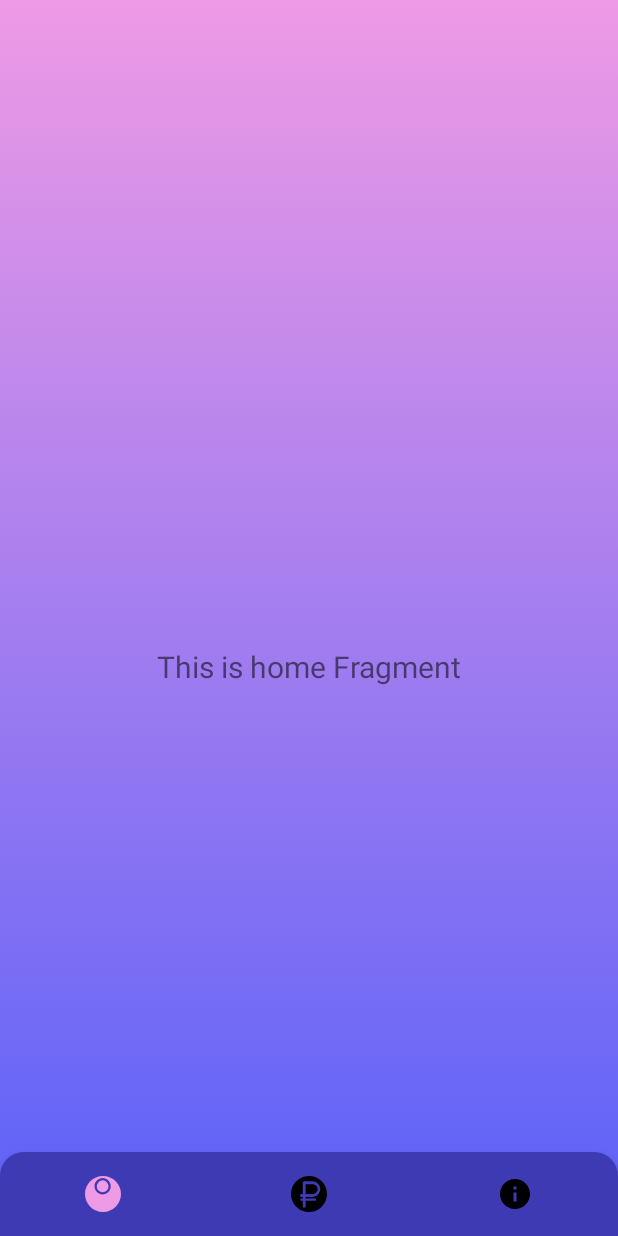
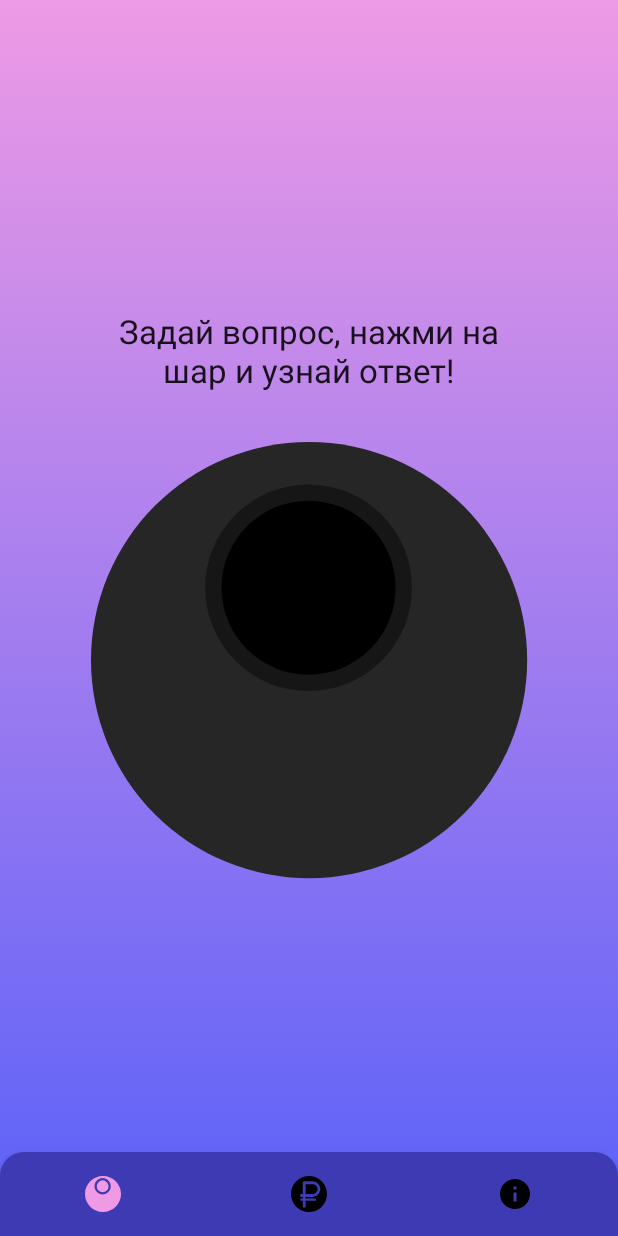
Before and after one commit to PapinGreshnikAda/arbiter_mobile, an Android app: the screen it shows after launch (MainActivity), on a phone screen of 412 x 824 dp. Run offline under Robolectric (Android 15) with nearby library versions, the phone set to English and light mode, and no system bars; our stand-ins replace navigation-ui.

Commit message:
Добавлена функциональность с шаром предсказаний

```diff
--- /dev/null
+++ b/app/src/main/java/com/example/arbiter/ui/point/PointAnimateState.kt
@@ -0,0 +1,11 @@
+package com.example.arbiter.ui.point
+
+sealed interface PointAnimateState
+
+object Initial : PointAnimateState {
+    const val text = "Задай вопрос, нажми на шар и узнай ответ!"
+}
+
+object Start : PointAnimateState
+object Middle : PointAnimateState
+class End(val text: String) : PointAnimateState
--- a/app/src/main/java/com/example/arbiter/ui/point/PointFragment.kt
+++ b/app/src/main/java/com/example/arbiter/ui/point/PointFragment.kt
@@ -4,35 +4,82 @@ import android.os.Bundle
 import android.view.LayoutInflater
 import android.view.View
 import android.view.ViewGroup
-import android.widget.TextView
+import android.view.animation.Animation
+import android.view.animation.AnimationUtils
 import androidx.fragment.app.Fragment
 import androidx.lifecycle.ViewModelProvider
+import com.example.arbiter.R
 import com.example.arbiter.databinding.FragmentPointBinding
+
 
 class PointFragment : Fragment() {
 
     private var _binding: FragmentPointBinding? = null
-
-    // This property is only valid between onCreateView and
-    // onDestroyView.
+    private var _pointViewModel: PointViewModel? = null
     private val binding get() = _binding!!
+    private val pointViewModel get() = _pointViewModel!!
 
     override fun onCreateView(
         inflater: LayoutInflater,
         container: ViewGroup?,
         savedInstanceState: Bundle?
     ): View {
-        val pointViewModel =
+        _pointViewModel =
             ViewModelProvider(this).get(PointViewModel::class.java)
-
         _binding = FragmentPointBinding.inflate(inflater, container, false)
         val root: View = binding.root
 
-        val textView: TextView = binding.textHome
-        pointViewModel.text.observe(viewLifecycleOwner) {
-            textView.text = it
+        binding.body.setOnClickListener { pointViewModel.onTap() }
+
+        pointViewModel.state.observe(viewLifecycleOwner) {
+            when (it) {
+                Initial -> initial(it as Initial)
+                Middle -> animationMiddle()
+                Start -> animationStart()
+                is End -> showAnswer(it)
+            }
         }
+
         return root
+    }
+
+    private fun initial(state: Initial) {
+        binding.pointCenter.visibility = View.INVISIBLE
+        binding.answerText.text = state.text
+    }
+
+    private fun animationStart() {
+        binding.answerText.text = ""
+        binding.pointCenter.visibility = View.INVISIBLE
+
+        val animation = AnimationUtils.loadAnimation(context, R.anim.point_shaking_animation)
+        animation.setAnimationListener(object : Animation.AnimationListener {
+            override fun onAnimationStart(arg0: Animation) {}
+            override fun onAnimationRepeat(arg0: Animation) {}
+            override fun onAnimationEnd(arg0: Animation) {
+                pointViewModel.onShakeEnd()
+            }
+        })
+
+        binding.pointImage.animation = animation
+    }
+
+    private fun animationMiddle() {
+        binding.pointCenter.visibility = View.VISIBLE
+        val animation = AnimationUtils.loadAnimation(context, R.anim.center_scale_animation)
+        animation.setAnimationListener(object : Animation.AnimationListener {
+            override fun onAnimationStart(arg0: Animation) {}
+            override fun onAnimationRepeat(arg0: Animation) {}
+            override fun onAnimationEnd(arg0: Animation) {
+                pointViewModel.onAnimationEnd()
+            }
+        })
+
+        binding.pointCenter.animation = animation
+    }
+
+    private fun showAnswer(state: End) {
+        binding.answerText.text = state.text
     }
 
     override fun onDestroyView() {
--- a/app/src/main/java/com/example/arbiter/ui/point/PointViewModel.kt
+++ b/app/src/main/java/com/example/arbiter/ui/point/PointViewModel.kt
@@ -3,11 +3,35 @@ package com.example.arbiter.ui.point
 import androidx.lifecycle.LiveData
 import androidx.lifecycle.MutableLiveData
 import androidx.lifecycle.ViewModel
+import kotlin.random.Random
 
 class PointViewModel : ViewModel() {
+    private val answers = listOf(
+        "Да",
+        "Определенно да",
+        "Есть сомнения",
+        "Спроси у мамы",
+        "Спроси снова",
+        "Нет",
+        "Точно нет"
+    )
 
-    private val _text = MutableLiveData<String>().apply {
-        value = "This is home Fragment"
+    private val _state = MutableLiveData<PointAnimateState>().apply {
+        value = Initial
     }
-    val text: LiveData<String> = _text
+
+    val state: LiveData<PointAnimateState> = _state
+
+    fun onTap() {
+        _state.value = Start
+    }
+
+    fun onShakeEnd() {
+        _state.value = Middle
+    }
+
+    fun onAnimationEnd() {
+        val randomIndex = Random.nextInt(answers.size)
+        _state.value = End(answers[randomIndex])
+    }
 }
--- /dev/null
+++ b/app/src/main/res/anim/center_scale_animation.xml
@@ -0,0 +1,19 @@
+<?xml version="1.0" encoding="utf-8"?>
+
+<set xmlns:android="http://schemas.android.com/apk/res/android">
+    <scale
+        android:duration="600"
+        android:fromXScale="0dp"
+        android:fromYScale="0dp"
+        android:toXScale="52dp"
+        android:toYScale="52dp"
+        />
+
+    <translate
+        android:duration="700"
+        android:fromXDelta="52"
+        android:fromYDelta="52"
+        android:toXDelta="0"
+        android:toYDelta="0"
+        />
+</set>
--- /dev/null
+++ b/app/src/main/res/anim/point_shaking_animation.xml
@@ -0,0 +1,9 @@
+<?xml version="1.0" encoding="utf-8"?>
+<translate xmlns:android="http://schemas.android.com/apk/res/android"
+    android:duration="100"
+    android:fromXDelta="30"
+    android:fromYDelta="-30"
+    android:repeatCount="4"
+    android:repeatMode="reverse"
+    android:toXDelta="-30"
+    android:toYDelta="30" />
--- /dev/null
+++ b/app/src/main/res/drawable/ic_point_center.xml
@@ -0,0 +1,9 @@
+<vector xmlns:android="http://schemas.android.com/apk/res/android"
+    android:width="46dp"
+    android:height="39dp"
+    android:viewportWidth="46"
+    android:viewportHeight="39">
+  <path
+      android:pathData="M23,39L0.483,-0L45.517,0L23,39Z"
+      android:fillColor="#8973F2"/>
+</vector>
--- /dev/null
+++ b/app/src/main/res/drawable/ic_point_image.xml
@@ -0,0 +1,15 @@
+<vector xmlns:android="http://schemas.android.com/apk/res/android"
+    android:width="291dp"
+    android:height="291dp"
+    android:viewportWidth="291"
+    android:viewportHeight="291">
+  <path
+      android:pathData="M145.22,145.22m-145.22,0a145.22,145.22 0,1 1,290.44 0a145.22,145.22 0,1 1,-290.44 0"
+      android:fillColor="#262626"/>
+  <path
+      android:pathData="M144.86,97.06m-68.81,0a68.81,68.81 0,1 1,137.62 0a68.81,68.81 0,1 1,-137.62 0"
+      android:fillColor="#161616"/>
+  <path
+      android:pathData="M144.86,97.06m-57.94,0a57.94,57.94 0,1 1,115.89 0a57.94,57.94 0,1 1,-115.89 0"
+      android:fillColor="#000000"/>
+</vector>
--- a/app/src/main/res/layout/fragment_point.xml
+++ b/app/src/main/res/layout/fragment_point.xml
@@ -2,21 +2,46 @@
 <androidx.constraintlayout.widget.ConstraintLayout xmlns:android="http://schemas.android.com/apk/res/android"
     xmlns:app="http://schemas.android.com/apk/res-auto"
     xmlns:tools="http://schemas.android.com/tools"
+    android:id="@+id/body"
     android:layout_width="match_parent"
     android:layout_height="match_parent"
     tools:context=".ui.point.PointFragment">
 
+
     <TextView
-        android:id="@+id/text_home"
-        android:layout_width="match_parent"
+        android:id="@+id/answer_text"
+        android:layout_width="300dp"
         android:layout_height="wrap_content"
         android:layout_marginStart="8dp"
-        android:layout_marginTop="8dp"
         android:layout_marginEnd="8dp"
+        android:layout_marginBottom="33dp"
         android:textAlignment="center"
-        android:textSize="20sp"
+        android:textColor="#18111D"
+        android:textSize="22sp"
+        app:layout_constraintBottom_toTopOf="@id/point_image"
+        app:layout_constraintEnd_toEndOf="parent"
+        app:layout_constraintStart_toStartOf="parent" />
+
+    <ImageView
+        android:id="@+id/point_image"
+        android:layout_width="wrap_content"
+        android:layout_height="wrap_content"
+        app:layout_constraintTop_toTopOf="parent"
+        app:layout_constraintStart_toStartOf="parent"
+        app:layout_constraintEnd_toEndOf="parent"
         app:layout_constraintBottom_toBottomOf="parent"
-        app:layout_constraintEnd_toEndOf="parent"
-        app:layout_constraintStart_toStartOf="parent"
-        app:layout_constraintTop_toTopOf="parent" />
+        android:contentDescription="@string/point_label"
+        android:src="@drawable/ic_point_image"/>
+
+    <ImageView
+        android:id="@+id/point_center"
+        android:layout_width="52dp"
+        android:layout_height="52dp"
+        app:layout_constraintTop_toTopOf="@id/point_image"
+        app:layout_constraintStart_toStartOf="@id/point_image"
+        app:layout_constraintEnd_toEndOf="@id/point_image"
+        android:layout_marginTop="70dp"
+        android:contentDescription="@string/point_label"
+        android:src="@drawable/ic_point_center"/>
+
 </androidx.constraintlayout.widget.ConstraintLayout>
--- a/app/src/main/res/values/strings.xml
+++ b/app/src/main/res/values/strings.xml
@@ -7,4 +7,5 @@
     <string name="version">Версия 0.0.1</string>
 
     <string name="team">Группа 3-ТИД-2:\n\nТитаренко Максим\nДиденко Мария\nСвинцова Мария</string>
+    <string name="point_label">Point</string>
 </resources>
```
Also changed, not shown: app/src/main/res/drawable/ic_dashboard_black_24dp.xml (deleted, +0 -9 lines), app/src/main/res/drawable/ic_home_black_24dp.xml (deleted, +0 -9 lines).
